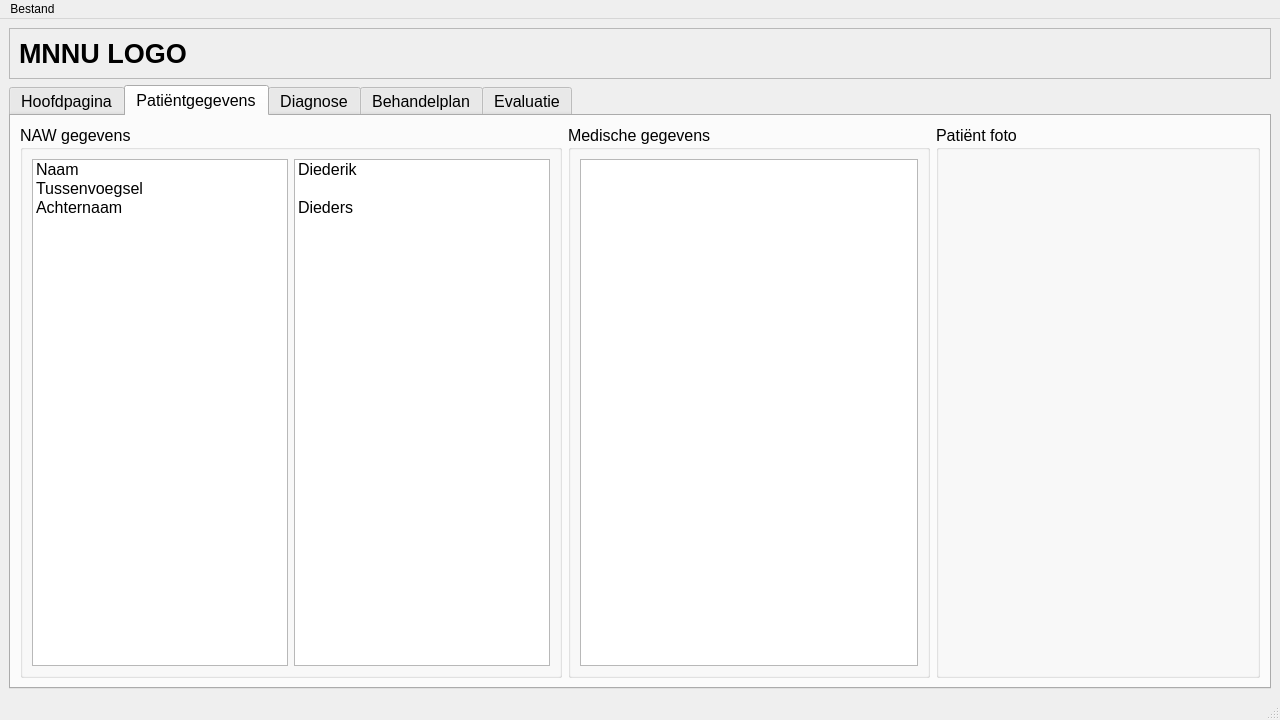
Old version of the form ui/mainwindow.ui in the repository blu3beri/MNNU-Desktop.
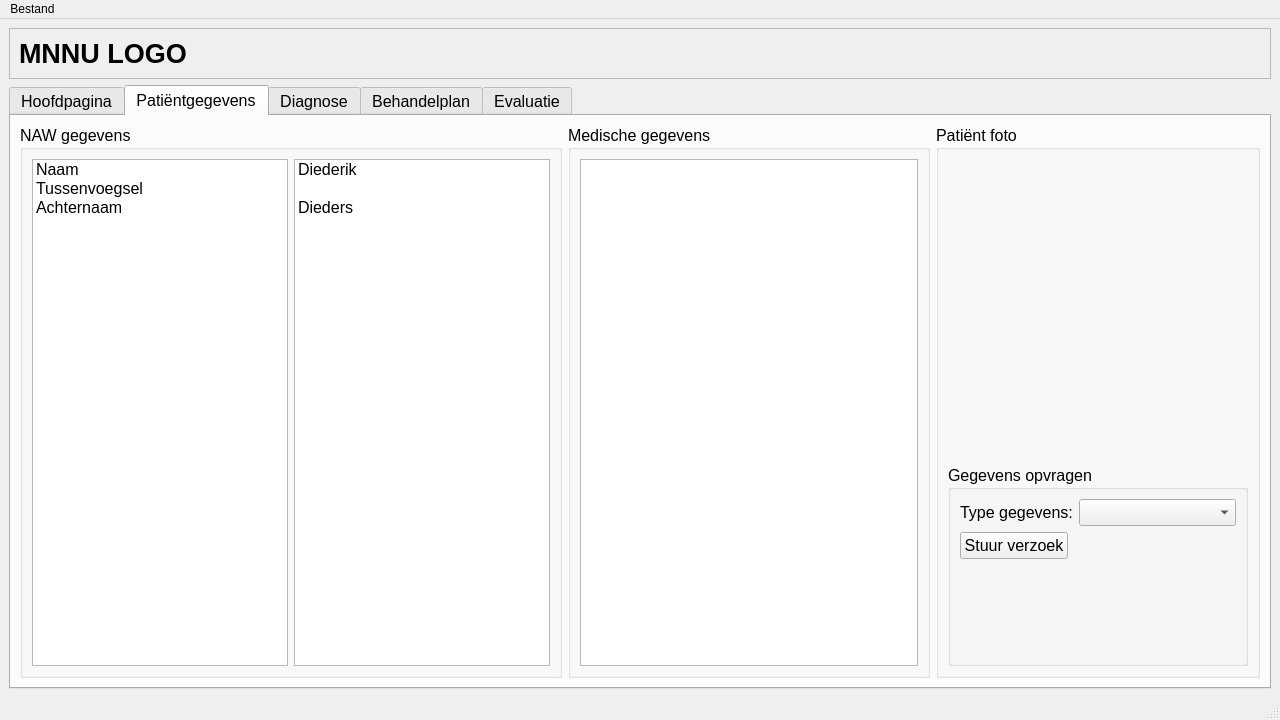
New version of the form. The open tabs and pages were chosen to show the change. Icons and pictures are not drawn.

Commit message: Added a group box to request patient records

Patch:
```diff
--- a/ui/mainwindow.ui
+++ b/ui/mainwindow.ui
@@ -444,17 +444,30 @@
             </widget>
            </item>
            <item>
-            <spacer name="verticalSpacer">
-             <property name="orientation">
-              <enum>Qt::Vertical</enum>
+            <widget class="QGroupBox" name="requestInformationBox">
+             <property name="title">
+              <string>Gegevens opvragen</string>
              </property>
-             <property name="sizeHint" stdset="0">
-              <size>
-               <width>20</width>
-               <height>40</height>
-              </size>
-             </property>
-            </spacer>
+             <layout class="QFormLayout" name="formLayout_3">
+              <item row="0" column="0">
+               <widget class="QLabel" name="recordTypeLabel">
+                <property name="text">
+                 <string>Type gegevens:</string>
+                </property>
+               </widget>
+              </item>
+              <item row="0" column="1">
+               <widget class="QComboBox" name="recordTypeBox"/>
+              </item>
+              <item row="1" column="0">
+               <widget class="QPushButton" name="sendRequestBtn">
+                <property name="text">
+                 <string>Stuur verzoek</string>
+                </property>
+               </widget>
+              </item>
+             </layout>
+            </widget>
            </item>
           </layout>
          </widget>
```
Left out of the diff: 2 changed lines with no effect on the pictures. The commit also changes 1 other file.
